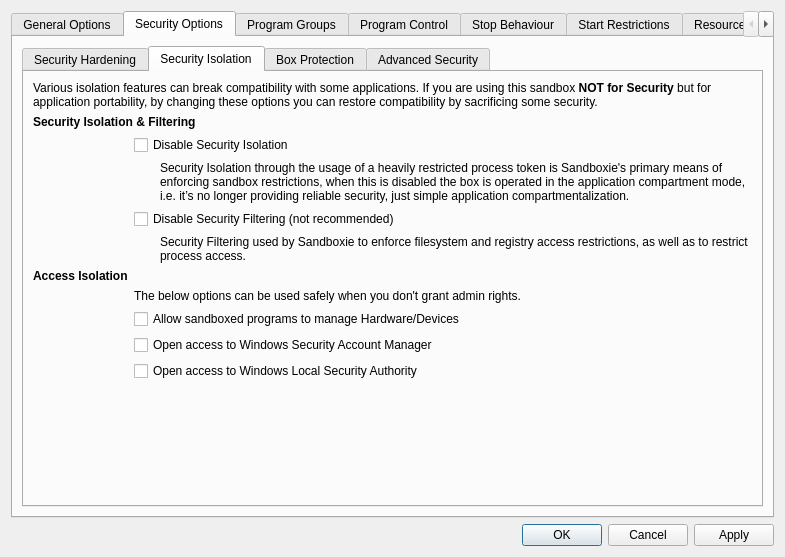
Before: the Qt Designer form SandboxiePlus/SandMan/Forms/OptionsWindow.ui in sandboxie-plus/Sandboxie, drawn with Qt 5.
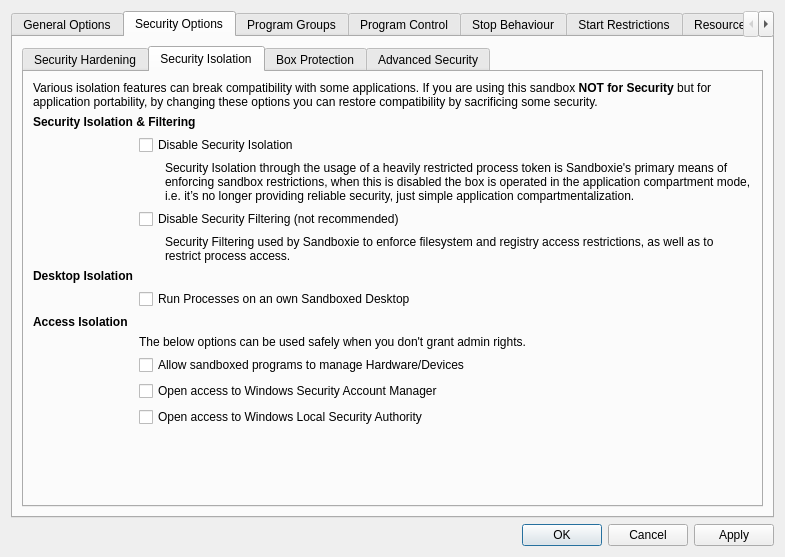
After: the same form once the commit is applied. The open tabs and pages were chosen to show the change.

```diff
--- a/SandboxiePlus/SandMan/Forms/OptionsWindow.ui
+++ b/SandboxiePlus/SandMan/Forms/OptionsWindow.ui
@@ -1198,41 +1198,22 @@
             <layout class="QGridLayout" name="gridLayout_39">
              <item row="0" column="0">
               <layout class="QGridLayout" name="gridLayout_38">
-               <item row="11" column="1">
-                <spacer name="verticalSpacer_25">
-                 <property name="orientation">
-                  <enum>Qt::Vertical</enum>
-                 </property>
-                 <property name="sizeHint" stdset="0">
-                  <size>
-                   <width>20</width>
-                   <height>5</height>
-                  </size>
-                 </property>
-                </spacer>
-               </item>
-               <item row="0" column="0" colspan="3">
-                <widget class="QLabel" name="label_42">
+               <item row="3" column="2">
+                <widget class="QLabel" name="label_60">
                  <property name="text">
-                  <string>Various isolation features can break compatibility with some applications. If you are using this sandbox &lt;b&gt;NOT for Security&lt;/b&gt; but for application portability, by changing these options you can restore compatibility by sacrificing some security.</string>
+                  <string>Security Isolation through the usage of a heavily restricted process token is Sandboxie's primary means of enforcing sandbox restrictions, when this is disabled the box is operated in the application compartment mode, i.e. it’s no longer providing reliable security, just simple application compartmentalization.</string>
                  </property>
                  <property name="wordWrap">
                   <bool>true</bool>
                  </property>
                 </widget>
                </item>
-               <item row="11" column="2">
-                <spacer name="horizontalSpacer_8">
-                 <property name="orientation">
-                  <enum>Qt::Horizontal</enum>
+               <item row="11" column="1" colspan="2">
+                <widget class="QCheckBox" name="chkOpenSamEndpoint">
+                 <property name="text">
+                  <string>Open access to Windows Security Account Manager</string>
                  </property>
-                 <property name="sizeHint" stdset="0">
-                  <size>
-                   <width>40</width>
-                   <height>5</height>
-                  </size>
-                 </property>
-                </spacer>
+                </widget>
                </item>
                <item row="2" column="1" colspan="2">
                 <widget class="QCheckBox" name="chkNoSecurityIsolation">
@@ -1241,10 +1222,43 @@
                  </property>
                 </widget>
                </item>
-               <item row="9" column="1" colspan="2">
-                <widget class="QCheckBox" name="chkOpenSamEndpoint">
+               <item row="10" column="1" colspan="2">
+                <widget class="QCheckBox" name="chkOpenDevCMApi">
                  <property name="text">
-                  <string>Open access to Windows Security Account Manager</string>
+                  <string>Allow sandboxed programs to manage Hardware/Devices</string>
+                 </property>
+                </widget>
+               </item>
+               <item row="12" column="1" colspan="2">
+                <widget class="QCheckBox" name="chkOpenLsaEndpoint">
+                 <property name="text">
+                  <string>Open access to Windows Local Security Authority</string>
+                 </property>
+                </widget>
+               </item>
+               <item row="6" column="0">
+                <widget class="QLabel" name="lblDesktop">
+                 <property name="font">
+                  <font>
+                   <bold>true</bold>
+                   <kerning>true</kerning>
+                  </font>
+                 </property>
+                 <property name="toolTip">
+                  <string>Protect the sandbox integrity itself</string>
+                 </property>
+                 <property name="text">
+                  <string>Desktop Isolation</string>
+                 </property>
+                </widget>
+               </item>
+               <item row="0" column="0" colspan="3">
+                <widget class="QLabel" name="label_42">
+                 <property name="text">
+                  <string>Various isolation features can break compatibility with some applications. If you are using this sandbox &lt;b&gt;NOT for Security&lt;/b&gt; but for application portability, by changing these options you can restore compatibility by sacrificing some security.</string>
+                 </property>
+                 <property name="wordWrap">
+                  <bool>true</bool>
                  </property>
                 </widget>
                </item>
@@ -1265,28 +1279,10 @@
                  </property>
                 </widget>
                </item>
-               <item row="3" column="2">
-                <widget class="QLabel" name="label_60">
-                 <property name="text">
-                  <string>Security Isolation through the usage of a heavily restricted process token is Sandboxie's primary means of enforcing sandbox restrictions, when this is disabled the box is operated in the application compartment mode, i.e. it’s no longer providing reliable security, just simple application compartmentalization.</string>
-                 </property>
-                 <property name="wordWrap">
-                  <bool>true</bool>
-                 </property>
-                </widget>
-               </item>
-               <item row="10" column="1" colspan="2">
-                <widget class="QCheckBox" name="chkOpenLsaEndpoint">
-                 <property name="text">
-                  <string>Open access to Windows Local Security Authority</string>
-                 </property>
-                </widget>
-               </item>
                <item row="1" column="0" colspan="3">
                 <widget class="QLabel" name="lblIsolation">
                  <property name="font">
                   <font>
-                   <weight>75</weight>
                    <bold>true</bold>
                    <kerning>true</kerning>
                   </font>
@@ -1299,11 +1295,10 @@
                  </property>
                 </widget>
                </item>
-               <item row="6" column="0">
+               <item row="8" column="0">
                 <widget class="QLabel" name="lblAccess">
                  <property name="font">
                   <font>
-                   <weight>75</weight>
                    <bold>true</bold>
                    <kerning>true</kerning>
                   </font>
@@ -1316,14 +1311,33 @@
                  </property>
                 </widget>
                </item>
-               <item row="8" column="1" colspan="2">
-                <widget class="QCheckBox" name="chkOpenDevCMApi">
-                 <property name="text">
-                  <string>Allow sandboxed programs to manage Hardware/Devices</string>
+               <item row="13" column="2">
+                <spacer name="horizontalSpacer_8">
+                 <property name="orientation">
+                  <enum>Qt::Horizontal</enum>
                  </property>
-                </widget>
+                 <property name="sizeHint" stdset="0">
+                  <size>
+                   <width>40</width>
+                   <height>5</height>
+                  </size>
+                 </property>
+                </spacer>
                </item>
-               <item row="7" column="1" colspan="2">
+               <item row="13" column="1">
+                <spacer name="verticalSpacer_25">
+                 <property name="orientation">
+                  <enum>Qt::Vertical</enum>
+                 </property>
+                 <property name="sizeHint" stdset="0">
+                  <size>
+                   <width>20</width>
+                   <height>5</height>
+                  </size>
+                 </property>
+                </spacer>
+               </item>
+               <item row="9" column="1" colspan="2">
                 <widget class="QLabel" name="label_62">
                  <property name="text">
                   <string>The below options can be used safely when you don't grant admin rights.</string>
@@ -1333,6 +1347,13 @@
                  </property>
                 </widget>
                </item>
+               <item row="7" column="1" colspan="2">
+                <widget class="QCheckBox" name="chkSbieDesktop">
+                 <property name="text">
+                  <string>Run Processes on an own Sandboxed Desktop</string>
+                 </property>
+                </widget>
+               </item>
               </layout>
              </item>
             </layout>
```
